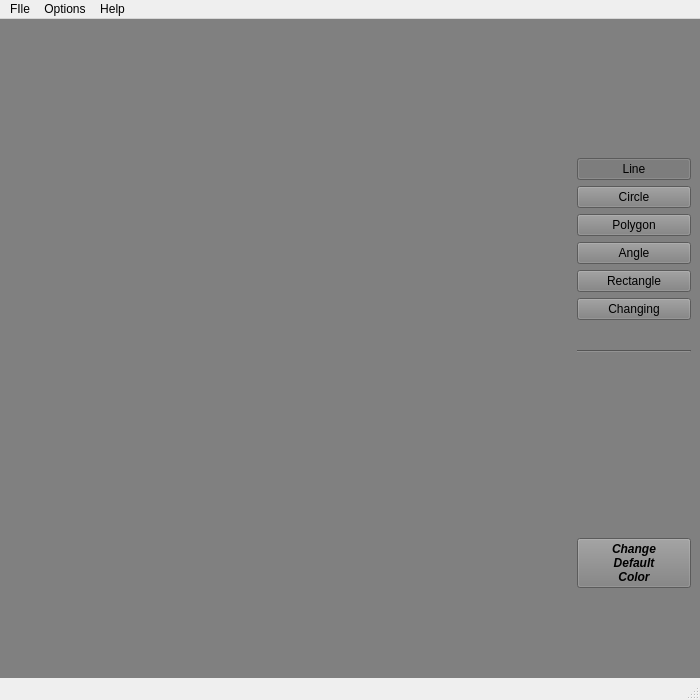
Old version of the form mainwindow.ui in the repository gprabowski/vector_renderer.
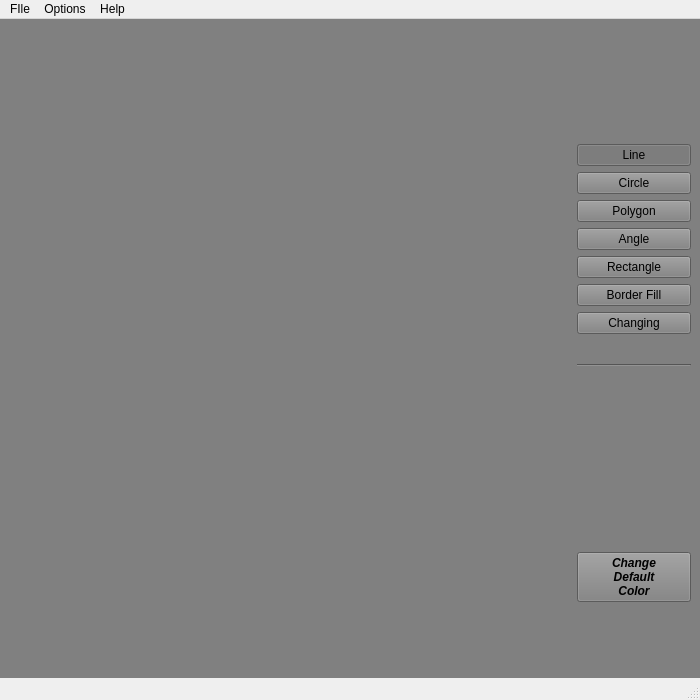
New version of the form.

Commit message: iterative flood fill algorithm

```diff
--- a/mainwindow.ui
+++ b/mainwindow.ui
@@ -63,7 +63,7 @@
        <layout class="QVBoxLayout" name="verticalLayout_2"/>
       </item>
       <item>
-       <layout class="QVBoxLayout" name="verticalLayout" stretch="0,1,1,1,0,0,0,0,2,0,0">
+       <layout class="QVBoxLayout" name="verticalLayout" stretch="0,1,1,1,0,0,0,0,0,2,0,0">
         <item>
          <spacer name="verticalSpacer">
           <property name="orientation">
@@ -130,6 +130,16 @@
           </property>
          </widget>
         </item>
+        <item>
+         <widget class="QPushButton" name="borderfill">
+          <property name="text">
+           <string>Border Fill</string>
+          </property>
+          <property name="checkable">
+           <bool>true</bool>
+          </property>
+         </widget>
+        </item>
         <item>
          <widget class="QPushButton" name="pushButton_4">
           <property name="text">
```
The commit also changes 10 other files.
